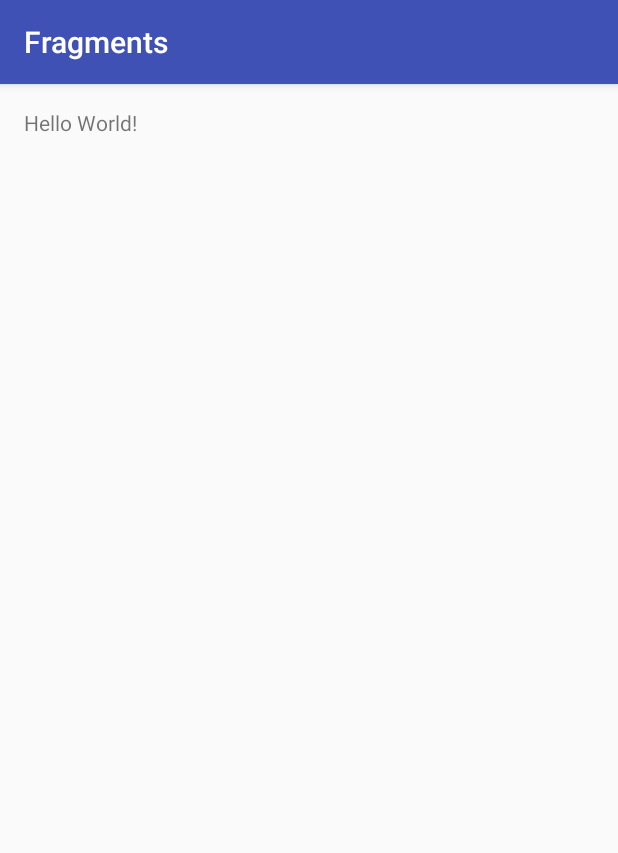
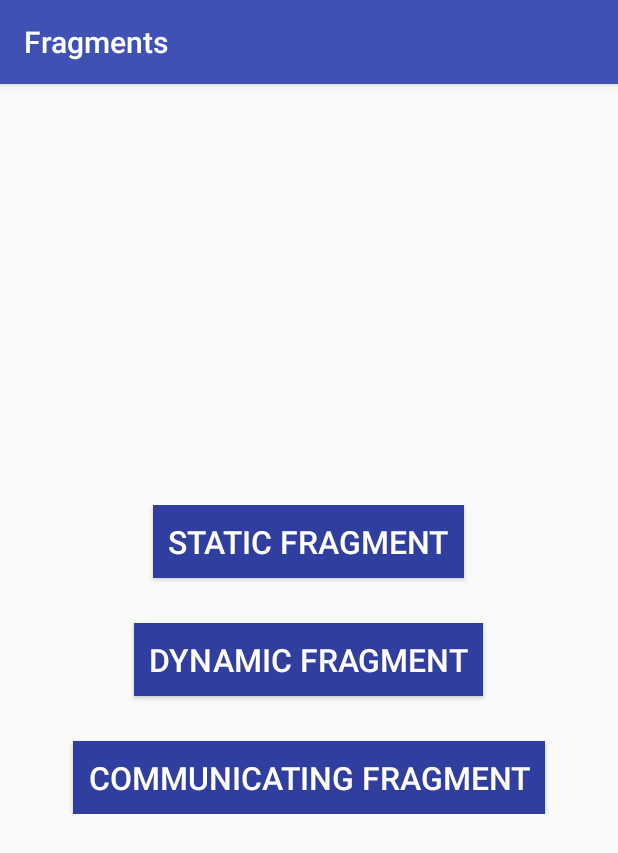
Before and after one commit to sprihabiswas/Fragments, an Android app: the screen it shows after launch (MainActivity before the commit, OptionsActivity after it), on a phone screen of 412 x 824 dp. Shown: the top 853 px of the screen. Run offline under Robolectric (Android 15) with nearby library versions, the phone set to English and light mode, and no system bars.

Commit message:
almost all the required methods

```diff
--- a/app/src/main/java/skillbooting/fragments/MainActivity.java
+++ b/app/src/main/java/skillbooting/fragments/MainActivityStatic.java
@@ -3,11 +3,11 @@ package skillbooting.fragments;
 import android.support.v7.app.AppCompatActivity;
 import android.os.Bundle;
 
-public class MainActivity extends AppCompatActivity {
+public class MainActivityStatic extends AppCompatActivity {
 
     @Override
     protected void onCreate(Bundle savedInstanceState) {
         super.onCreate(savedInstanceState);
-        setContentView(R.layout.activity_main);
+        setContentView(R.layout.activity_main_static);
     }
 }
--- /dev/null
+++ b/app/src/main/java/skillbooting/fragments/OptionsActivity.java
@@ -0,0 +1,41 @@
+package skillbooting.fragments;
+
+import android.content.Intent;
+import android.os.Bundle;
+import android.support.v7.app.AppCompatActivity;
+import android.view.View;
+
+/**
+ * Created by Spriha Biswas on 2/8/2016.
+ */
+public class OptionsActivity extends AppCompatActivity {
+    Intent intent;
+
+    @Override
+    protected void onCreate(Bundle savedInstanceState) {
+        super.onCreate(savedInstanceState);
+        setContentView(R.layout.activity_options);
+    }
+
+    //calls the activity which has fragments mentioned in the xml and is customized for landscape mode
+    public void static_fragment(View v)
+    {
+        intent =new Intent(this, MainActivityStatic.class);
+        startActivity(intent);
+    }
+
+    //calls the activity which has fragments being put dynamically
+    public void dynamic_fragment(View v)
+    {
+        intent =new Intent(this, MainActivityDynamic.class);
+        startActivity(intent);
+    }
+
+    //calls the activity which has fragment communicating with parent activity
+    public void communicating_fragment(View v)
+    {
+        intent =new Intent(this, MainActivityCommunicating.class);
+        startActivity(intent);
+    }
+
+}
--- a/app/src/main/res/layout/activity_main.xml
+++ b/app/src/main/res/layout/activity_main_activity_dynamic.xml
@@ -7,10 +7,11 @@
     android:paddingLeft="@dimen/activity_horizontal_margin"
     android:paddingRight="@dimen/activity_horizontal_margin"
     android:paddingTop="@dimen/activity_vertical_margin"
-    tools:context="skillbooting.fragments.MainActivity">
+    tools:context="skillbooting.fragments.MainActivityDynamic">
 
-    <TextView
-        android:layout_width="wrap_content"
-        android:layout_height="wrap_content"
-        android:text="Hello World!" />
+    <FrameLayout xmlns:android="http://schemas.android.com/apk/res/android"
+        android:id="@+id/fragment_container"
+        android:layout_width="match_parent"
+        android:layout_height="match_parent" />
+
 </RelativeLayout>
--- /dev/null
+++ b/app/src/main/res/layout/activity_options.xml
@@ -0,0 +1,56 @@
+<?xml version="1.0" encoding="utf-8"?>
+<RelativeLayout xmlns:android="http://schemas.android.com/apk/res/android"
+    xmlns:tools="http://schemas.android.com/tools"
+    android:layout_width="match_parent"
+    android:layout_height="match_parent"
+    tools:context="skillbooting.fragments.OptionsActivity"
+    >
+
+    <LinearLayout
+        android:layout_width="match_parent"
+        android:layout_height="wrap_content"
+        android:layout_centerVertical="true"
+        android:layout_centerHorizontal="true"
+        android:orientation="vertical">
+
+
+        <Button
+            android:layout_width="wrap_content"
+            android:layout_height="wrap_content"
+            android:text="STATIC FRAGMENT"
+            android:textColor="#FFF"
+            android:background="@color/colorPrimaryDark"
+            android:padding="10dp"
+            android:textSize="21sp"
+            android:layout_marginBottom="30dp"
+            android:layout_gravity="center"
+            android:onClick="static_fragment"
+            />
+
+        <Button
+            android:layout_width="wrap_content"
+            android:layout_height="wrap_content"
+            android:text="DYNAMIC FRAGMENT"
+            android:textColor="#FFF"
+            android:background="@color/colorPrimaryDark"
+            android:padding="10dp"
+            android:textSize="21sp"
+            android:layout_gravity="center"
+            android:onClick="dynamic_fragment"
+            android:layout_marginBottom="30dp"
+            />
+        <Button
+            android:layout_width="wrap_content"
+            android:layout_height="wrap_content"
+            android:text="COMMUNICATING FRAGMENT"
+            android:textColor="#FFF"
+            android:background="@color/colorPrimaryDark"
+            android:padding="10dp"
+            android:textSize="21sp"
+            android:layout_gravity="center"
+            android:onClick="communicating_fragment"
+            />
+
+    </LinearLayout>
+
+    </RelativeLayout>
```
Also changed, not shown: app/src/main/AndroidManifest.xml (+5 -2 lines), app/src/main/java/skillbooting/fragments/ArticleFragment.java (added, +21 -0 lines), app/src/main/java/skillbooting/fragments/CommunicatingFragment.java (added, +48 -0 lines), app/src/main/java/skillbooting/fragments/HeadlinesFragment.java (added, +21 -0 lines), app/src/main/java/skillbooting/fragments/MainActivityCommunicating.java (added, +99 -0 lines), app/src/main/java/skillbooting/fragments/MainActivityDynamic.java (added, +57 -0 lines), app/src/main/java/skillbooting/fragments/ShowResultFragment.java (added, +38 -0 lines), app/src/main/res/layout-land/activity_main_activity_communicating.xml (added, +30 -0 lines), app/src/main/res/layout-land/activity_main_static.xml (added, +21 -0 lines), app/src/main/res/layout-large/activity_main_static.xml (added, +21 -0 lines), app/src/main/res/layout/activity_main_activity_communicating.xml (added, +20 -0 lines), app/src/main/res/layout/activity_main_static.xml (added, +13 -0 lines), app/src/main/res/layout/article_view.xml (added, +18 -0 lines), app/src/main/res/layout/communicating_view.xml (added, +57 -0 lines), 2 more files.
